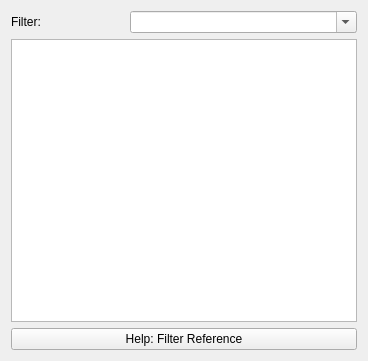
The window that gui/filterinstanceeditor.ui (phfaist/bibolamazi) describes before a commit, drawn with Qt 5.
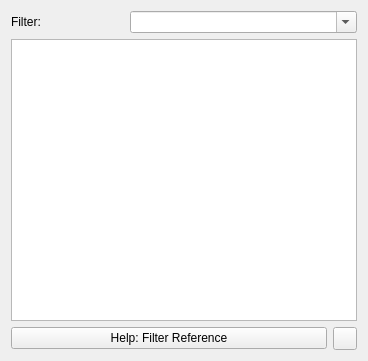
The same window after the commit. Icons and pictures are not drawn.

Commit message: favorites commands in GUI seems to work

```diff
--- a/gui/filterinstanceeditor.ui
+++ b/gui/filterinstanceeditor.ui
@@ -47,13 +47,6 @@
      </item>
     </layout>
    </item>
-   <item row="4" column="0" colspan="2">
-    <widget class="QPushButton" name="btnFilterHelp">
-     <property name="text">
-      <string>Help: Filter Reference</string>
-     </property>
-    </widget>
-   </item>
    <item row="3" column="0" colspan="2">
     <widget class="QTreeView" name="lstOptions">
      <property name="sizePolicy">
@@ -79,6 +72,28 @@
      </property>
     </widget>
    </item>
+   <item row="4" column="0" colspan="2">
+    <layout class="QHBoxLayout" name="hlytButtons">
+     <item>
+      <widget class="QPushButton" name="btnFilterHelp">
+       <property name="text">
+        <string>Help: Filter Reference</string>
+       </property>
+      </widget>
+     </item>
+     <item>
+      <widget class="QToolButton" name="btnAddFavorite">
+       <property name="toolTip">
+        <string>Add this full command line to your favorites</string>
+       </property>
+       <property name="icon">
+        <iconset resource="bibolamazi_res.qrc">
+         <normaloff>:/pic/bookmark.png</normaloff>:/pic/bookmark.png</iconset>
+       </property>
+      </widget>
+     </item>
+    </layout>
+   </item>
   </layout>
  </widget>
  <resources/>
```
Left out of the diff: 4 changed lines with no effect on the pictures. The commit also changes 20 other files.
